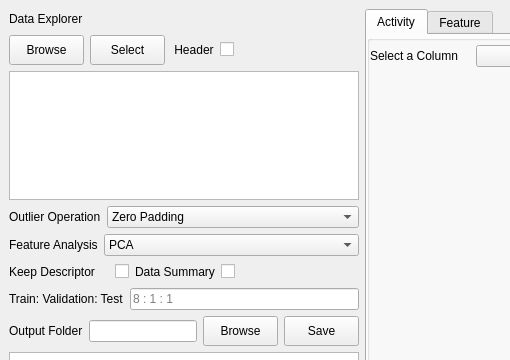
Before: the Qt Designer form QSAR-UI/mainwindow0.ui in sheMnapion/AI-QSAR, drawn with Qt 5; both pictures show x 0 to 510 and y 0 to 360 of the 995 by 697 pixel window.
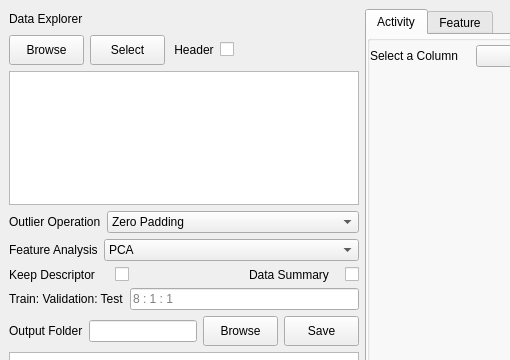
After: the same form once the commit is applied.

Commit message: Finish plotting of histogram, resize some widgets

The edit to the form file:
```diff
--- a/QSAR-UI/mainwindow0.ui
+++ b/QSAR-UI/mainwindow0.ui
@@ -131,7 +131,7 @@
         <item>
          <widget class="QCheckBox" name="headerCheckBox">
           <property name="sizePolicy">
-           <sizepolicy hsizetype="Fixed" vsizetype="Fixed">
+           <sizepolicy hsizetype="Expanding" vsizetype="Fixed">
             <horstretch>0</horstretch>
             <verstretch>0</verstretch>
            </sizepolicy>
@@ -161,6 +161,12 @@
       </item>
       <item>
        <layout class="QFormLayout" name="formLayout_3">
+        <property name="sizeConstraint">
+         <enum>QLayout::SetMaximumSize</enum>
+        </property>
+        <property name="fieldGrowthPolicy">
+         <enum>QFormLayout::ExpandingFieldsGrow</enum>
+        </property>
         <property name="labelAlignment">
          <set>Qt::AlignLeading|Qt::AlignLeft|Qt::AlignVCenter</set>
         </property>
@@ -169,6 +175,12 @@
         </property>
         <item row="0" column="0">
          <widget class="QLabel" name="outlierOperationLabel">
+          <property name="sizePolicy">
+           <sizepolicy hsizetype="Fixed" vsizetype="Preferred">
+            <horstretch>0</horstretch>
+            <verstretch>0</verstretch>
+           </sizepolicy>
+          </property>
           <property name="text">
            <string>Outlier Operation</string>
           </property>
@@ -208,6 +220,12 @@
       </item>
       <item>
        <layout class="QFormLayout" name="formLayout_4">
+        <property name="sizeConstraint">
+         <enum>QLayout::SetMaximumSize</enum>
+        </property>
+        <property name="fieldGrowthPolicy">
+         <enum>QFormLayout::ExpandingFieldsGrow</enum>
+        </property>
         <property name="labelAlignment">
          <set>Qt::AlignLeading|Qt::AlignLeft|Qt::AlignVCenter</set>
         </property>
@@ -216,6 +234,12 @@
         </property>
         <item row="0" column="0">
          <widget class="QLabel" name="featureAnalysisLabel">
+          <property name="sizePolicy">
+           <sizepolicy hsizetype="Fixed" vsizetype="Preferred">
+            <horstretch>0</horstretch>
+            <verstretch>0</verstretch>
+           </sizepolicy>
+          </property>
           <property name="text">
            <string>Feature Analysis</string>
           </property>
@@ -249,7 +273,7 @@
        </layout>
       </item>
       <item>
-       <layout class="QHBoxLayout" name="horizontalLayout_3" stretch="0,0,0,0,0">
+       <layout class="QHBoxLayout" name="horizontalLayout_3" stretch="0,0,0,0">
         <property name="spacing">
          <number>-1</number>
         </property>
@@ -293,8 +317,8 @@
         <item>
          <widget class="QCheckBox" name="keepOriginDescriptorCheckBox">
           <property name="sizePolicy">
-           <sizepolicy hsizetype="Fixed" vsizetype="Fixed">
-            <horstretch>0</horstretch>
+           <sizepolicy hsizetype="Expanding" vsizetype="Fixed">
+            <horstretch>1</horstretch>
             <verstretch>0</verstretch>
            </sizepolicy>
           </property>
@@ -316,7 +340,7 @@
          <widget class="QLabel" name="dataSummaryLabel">
           <property name="sizePolicy">
            <sizepolicy hsizetype="Fixed" vsizetype="Preferred">
-            <horstretch>0</horstretch>
+            <horstretch>1</horstretch>
             <verstretch>0</verstretch>
            </sizepolicy>
           </property>
@@ -362,19 +386,6 @@
           </property>
          </widget>
         </item>
-        <item>
-         <spacer name="horizontalSpacer_3">
-          <property name="orientation">
-           <enum>Qt::Horizontal</enum>
-          </property>
-          <property name="sizeHint" stdset="0">
-           <size>
-            <width>40</width>
-            <height>20</height>
-           </size>
-          </property>
-         </spacer>
-        </item>
        </layout>
       </item>
       <item>
```
Left out of the diff: 20 changed lines with no effect on the pictures. The commit also changes 5 other files.
